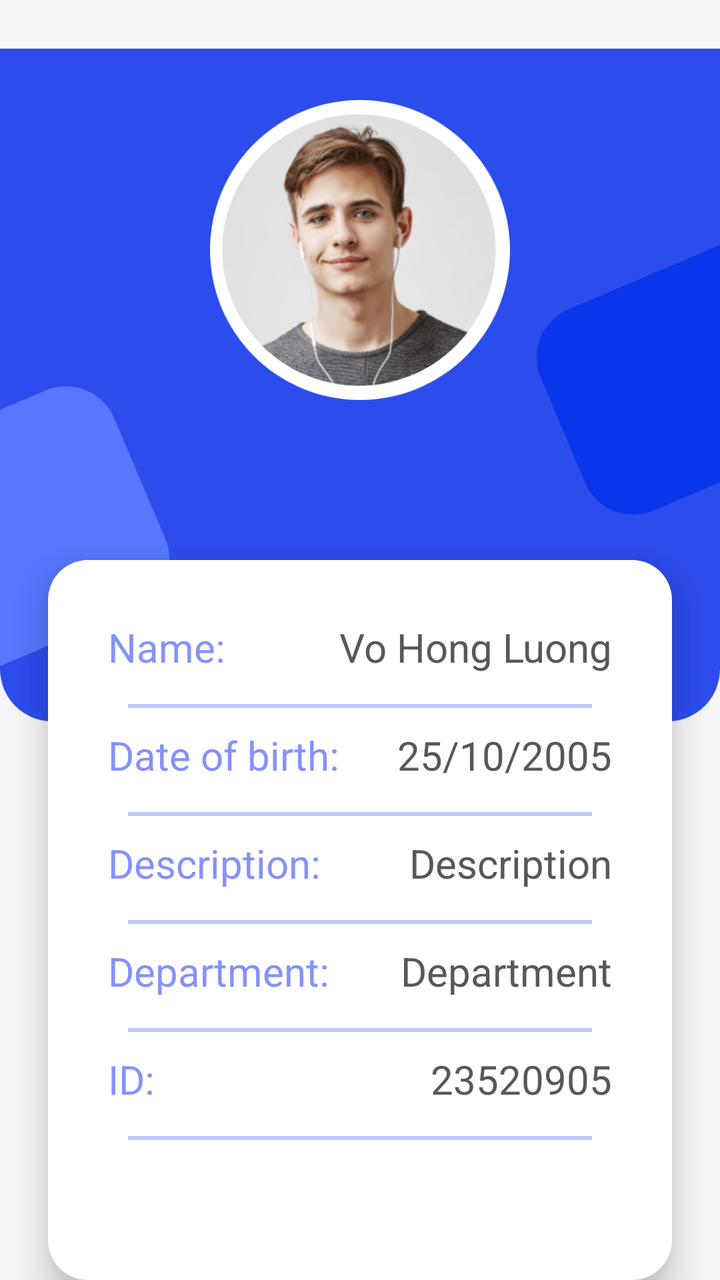
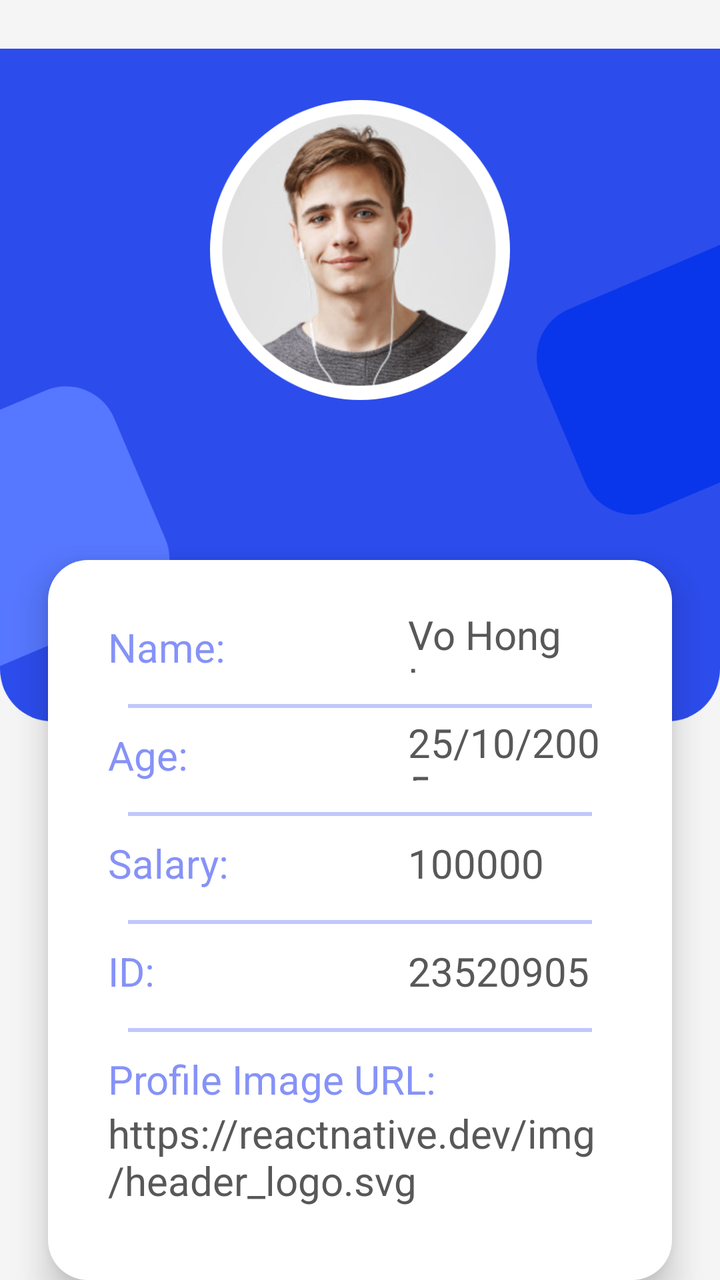

Before-and-after screenshots of an Android layout around one commit, followed by the original layout XML and the change that was made.
<!-- AndroidManifest.xml: application theme Theme.Uddd_b2 -->
<!-- res/layout/profile.xml -->
<?xml version="1.0" encoding="utf-8"?>
<androidx.constraintlayout.widget.ConstraintLayout xmlns:android="http://schemas.android.com/apk/res/android"
    xmlns:app="http://schemas.android.com/apk/res-auto"
    xmlns:tools="http://schemas.android.com/tools"
    android:id="@+id/main"
    android:layout_width="match_parent"
    android:layout_height="match_parent"
    android:background="#f5f5f5"
    android:orientation="horizontal"
    tools:context=".Profile">

    <ImageView
        android:id="@+id/imageView2"
        android:layout_width="wrap_content"
        android:layout_height="wrap_content"
        app:layout_constraintEnd_toEndOf="parent"
        app:layout_constraintHorizontal_bias="0.0"
        app:layout_constraintStart_toStartOf="parent"
        app:layout_constraintTop_toTopOf="parent"
        app:srcCompat="@drawable/top_bcakground" />

    <ImageView
        android:id="@+id/avt"
        android:layout_width="150dp"
        android:layout_height="150dp"
        android:layout_marginTop="50dp"
        android:scaleType="centerCrop"
        app:layout_constraintEnd_toEndOf="parent"
        app:layout_constraintStart_toStartOf="parent"
        app:layout_constraintTop_toTopOf="@+id/imageView2"
        app:srcCompat="@drawable/profile" />

    <LinearLayout
        android:id="@+id/linearLayout"
        android:layout_width="match_parent"
        android:layout_height="match_parent"
        android:layout_marginStart="24dp"
        android:layout_marginTop="280dp"
        android:layout_marginEnd="24dp"
        android:paddingTop="30dp"
        android:paddingLeft="30dp"
        android:paddingRight="30dp"
        android:paddingBottom="10dp"
        android:background="@drawable/background_white"
        android:elevation="10dp"
        android:orientation="vertical"
        app:layout_constraintEnd_toEndOf="parent"
        app:layout_constraintStart_toStartOf="parent"
        app:layout_constraintTop_toTopOf="parent">

        <LinearLayout
            android:layout_width="match_parent"
            android:layout_height="wrap_content"
            android:layout_marginBottom="5dp"
            android:orientation="horizontal">

            <TextView
                android:id="@+id/textView"
                android:layout_width="wrap_content"
                android:layout_height="wrap_content"
                android:layout_weight="1"
                android:text="Name:"
                android:textColor="@color/purple"
                android:textSize="20sp" />

            <TextView
                android:id="@+id/name_text"
                android:layout_width="wrap_content"
                android:layout_height="wrap_content"
                android:textAlignment="viewEnd"
                android:layout_weight="1"
                android:textSize="20dp"
                android:textColor="#585858"
                android:text="Vo Hong Luong" />
        </LinearLayout>

        <androidx.appcompat.widget.AppCompatImageView
            android:layout_width="match_parent"
            android:layout_height="2dp"
            android:alpha="0.5"
            android:layout_margin="10dp"
            android:background="@color/purple" />

        <LinearLayout
            android:layout_width="match_parent"
            android:layout_height="wrap_content"

            android:layout_marginBottom="5dp"
            android:orientation="horizontal">

            <TextView
                android:id="@+id/dob_textView"
                android:layout_width="wrap_content"
                android:layout_height="wrap_content"
                android:layout_weight="1"
                android:textColor="@color/purple"
                android:textSize="20sp"
                android:text="Date of birth:" />

            <TextView
                android:id="@+id/DOB_text"
                android:layout_width="wrap_content"
                android:layout_height="wrap_content"
                android:textAlignment="viewEnd"
                android:layout_weight="1"
                android:textSize="20dp"
                android:textColor="#585858"
                android:text="25/10/2005" />
        </LinearLayout>

        <androidx.appcompat.widget.AppCompatImageView
            android:layout_width="match_parent"
            android:layout_height="2dp"
            android:alpha="0.5"
            android:layout_margin="10dp"
            android:background="@color/purple" />

        <LinearLayout
            android:layout_width="match_parent"
            android:layout_height="wrap_content"
            android:layout_marginBottom="5dp"
            android:orientation="horizontal">

            <TextView
                android:id="@+id/description_textView"
                android:layout_width="wrap_content"
                android:layout_height="wrap_content"
                android:layout_weight="1"
                android:textColor="@color/purple"
                android:textSize="20sp"
                android:text="Description:" />

            <TextView
                android:id="@+id/description_text"
                android:layout_width="wrap_content"
                android:layout_height="wrap_content"
                android:textAlignment="viewEnd"
                android:layout_weight="1"
                android:textSize="20dp"
                android:textColor="#585858"
                android:text="Description" />
        </LinearLayout>

        <androidx.appcompat.widget.AppCompatImageView
            android:layout_width="match_parent"
            android:layout_height="2dp"
            android:alpha="0.5"
            android:layout_margin="10dp"
            android:background="@color/purple" />

        <LinearLayout
            android:layout_width="match_parent"
            android:layout_height="wrap_content"
            android:layout_marginBottom="5dp"
            android:orientation="horizontal">

            <TextView
                android:id="@+id/department_textView"
                android:layout_width="wrap_content"
                android:layout_height="wrap_content"
                android:layout_weight="1"
                android:text="Department:"
                android:textColor="@color/purple"
                android:textSize="20sp" />

            <TextView
                android:id="@+id/department_text"
                android:layout_width="wrap_content"
                android:layout_height="wrap_content"
                android:textAlignment="viewEnd"
                android:layout_weight="1"
                android:textSize="20dp"
                android:textColor="#585858"
                android:text="Department" />
        </LinearLayout>

        <androidx.appcompat.widget.AppCompatImageView
            android:layout_width="match_parent"
            android:layout_height="2dp"
            android:alpha="0.5"
            android:layout_margin="10dp"
            android:background="@color/purple" />

        <LinearLayout
            android:layout_width="match_parent"
            android:layout_height="wrap_content"
            android:layout_marginBottom="5dp"
            android:orientation="horizontal">

            <TextView
                android:id="@+id/ID_View"
                android:layout_width="wrap_content"
                android:layout_height="wrap_content"
                android:layout_weight="1"
                android:textColor="@color/purple"
                android:textSize="20sp"
                android:text="ID:" />

            <TextView
                android:id="@+id/ID"
                android:layout_width="wrap_content"
                android:layout_height="wrap_content"
                android:textAlignment="viewEnd"
                android:layout_weight="1"
                android:textSize="20dp"

                android:textColor="#585858"
                android:text="23520905" />
        </LinearLayout>

        <androidx.appcompat.widget.AppCompatImageView
            android:layout_width="match_parent"
            android:layout_height="2dp"
            android:alpha="0.5"
            android:layout_margin="10dp"
            android:background="@color/purple" />

        <Button
            android:id="@+id/btn_logout"
            android:layout_width="match_parent"
            android:layout_marginStart="10dp"
            android:layout_marginEnd="10dp"
            android:layout_height="60dp"
            android:text="Logout"
            android:textSize="18sp"
            android:layout_marginTop="70dp"
            android:backgroundTint="@color/purple"
            app:cornerRadius="20dp" />
    </LinearLayout>

</androidx.constraintlayout.widget.ConstraintLayout>
<!-- resources referenced by this layout -->
<resources>
  <color name="purple">#8692f7</color>
  <!-- drawable background_white (drawable) -->
  <?xml version="1.0" encoding="utf-8"?>
  <selector xmlns:android="http://schemas.android.com/apk/res/android">
  <item><shape android:shape="rectangle">
  <solid android:color="#ffffff"/>
      <corners android:radius="20dp"/>
  </shape></item>
  </selector>
  <!-- drawable profile: png bitmap (drawable-hdpi, 54190 bytes) -->
  <!-- drawable top_bcakground: png bitmap (drawable-hdpi, 15331 bytes) -->
  <style name="Theme.Uddd_b2" parent="Base.Theme.Uddd_b2" />
  <style name="Base.Theme.Uddd_b2" parent="Theme.Material3.DayNight.NoActionBar">
          
          
      </style>
</resources>

<!-- the commit's change to res/layout/profile.xml (unified diff, before → after) -->
@@ -56,20 +56,19 @@
 
             <TextView
                 android:id="@+id/textView"
-                android:layout_width="wrap_content"
-                android:layout_height="wrap_content"
-                android:layout_weight="1"
+                android:layout_width="150dp"
+                android:layout_height="wrap_content"
                 android:text="Name:"
                 android:textColor="@color/purple"
                 android:textSize="20sp" />
 
-            <TextView
+            <EditText
                 android:id="@+id/name_text"
                 android:layout_width="wrap_content"
                 android:layout_height="wrap_content"
-                android:textAlignment="viewEnd"
-                android:layout_weight="1"
-                android:textSize="20dp"
+                android:maxLines="1"
+                android:textSize="20dp"
+                android:background="@android:color/transparent"
                 android:textColor="#585858"
                 android:text="Vo Hong Luong" />
         </LinearLayout>
@@ -90,21 +89,20 @@
 
             <TextView
                 android:id="@+id/dob_textView"
-                android:layout_width="wrap_content"
-                android:layout_height="wrap_content"
-                android:layout_weight="1"
-                android:textColor="@color/purple"
-                android:textSize="20sp"
-                android:text="Date of birth:" />
-
-            <TextView
-                android:id="@+id/DOB_text"
-                android:layout_width="wrap_content"
-                android:layout_height="wrap_content"
-                android:textAlignment="viewEnd"
-                android:layout_weight="1"
-                android:textSize="20dp"
-                android:textColor="#585858"
+                android:layout_width="150dp"
+                android:layout_height="wrap_content"
+                android:textColor="@color/purple"
+                android:textSize="20sp"
+                android:text="Age:" />
+
+            <EditText
+                android:id="@+id/age_text"
+                android:layout_width="wrap_content"
+                android:layout_height="wrap_content"
+                android:maxLines="1"
+                android:textSize="20dp"
+                android:textColor="#585858"
+                android:background="@android:color/transparent"
                 android:text="25/10/2005" />
         </LinearLayout>
 
@@ -123,55 +121,21 @@
 
             <TextView
                 android:id="@+id/description_textView"
-                android:layout_width="wrap_content"
-                android:layout_height="wrap_content"
-                android:layout_weight="1"
-                android:textColor="@color/purple"
-                android:textSize="20sp"
-                android:text="Description:" />
-
-            <TextView
-                android:id="@+id/description_text"
-                android:layout_width="wrap_content"
-                android:layout_height="wrap_content"
-                android:textAlignment="viewEnd"
-                android:layout_weight="1"
-                android:textSize="20dp"
-                android:textColor="#585858"
-                android:text="Description" />
-        </LinearLayout>
-
-        <androidx.appcompat.widget.AppCompatImageView
-            android:layout_width="match_parent"
-            android:layout_height="2dp"
-            android:alpha="0.5"
-            android:layout_margin="10dp"
-            android:background="@color/purple" />
-
-        <LinearLayout
-            android:layout_width="match_parent"
-            android:layout_height="wrap_content"
-            android:layout_marginBottom="5dp"
-            android:orientation="horizontal">
-
-            <TextView
-                android:id="@+id/department_textView"
-                android:layout_width="wrap_content"
-                android:layout_height="wrap_content"
-                android:layout_weight="1"
-                android:text="Department:"
-                android:textColor="@color/purple"
-                android:textSize="20sp" />
-
-            <TextView
-                android:id="@+id/department_text"
-                android:layout_width="wrap_content"
-                android:layout_height="wrap_content"
-                android:textAlignment="viewEnd"
-                android:layout_weight="1"
-                android:textSize="20dp"
-                android:textColor="#585858"
-                android:text="Department" />
+                android:layout_width="150dp"
+                android:layout_height="wrap_content"
+                android:textColor="@color/purple"
+                android:textSize="20sp"
+                android:text="Salary:" />
+
+            <EditText
+                android:id="@+id/salary_text"
+                android:layout_width="wrap_content"
+                android:layout_height="wrap_content"
+                android:textSize="20dp"
+                android:maxLines="1"
+                android:textColor="#585858"
+                android:text="100000"
+                android:background="@android:color/transparent" />
         </LinearLayout>
 
         <androidx.appcompat.widget.AppCompatImageView
@@ -189,22 +153,20 @@
 
             <TextView
                 android:id="@+id/ID_View"
-                android:layout_width="wrap_content"
-                android:layout_height="wrap_content"
-                android:layout_weight="1"
+                android:layout_width="150dp"
+                android:layout_height="wrap_content"
                 android:textColor="@color/purple"
                 android:textSize="20sp"
                 android:text="ID:" />
 
-            <TextView
+            <EditText
                 android:id="@+id/ID"
                 android:layout_width="wrap_content"
                 android:layout_height="wrap_content"
-                android:textAlignment="viewEnd"
-                android:layout_weight="1"
-                android:textSize="20dp"
-
-                android:textColor="#585858"
+                android:textSize="20dp"
+                android:maxLines="1"
+                android:textColor="#585858"
+                android:background="@android:color/transparent"
                 android:text="23520905" />
         </LinearLayout>
 
@@ -214,18 +176,69 @@
             android:alpha="0.5"
             android:layout_margin="10dp"
             android:background="@color/purple" />
-
-        <Button
-            android:id="@+id/btn_logout"
-            android:layout_width="match_parent"
-            android:layout_marginStart="10dp"
-            android:layout_marginEnd="10dp"
-            android:layout_height="60dp"
-            android:text="Logout"
-            android:textSize="18sp"
-            android:layout_marginTop="70dp"
-            android:backgroundTint="@color/purple"
-            app:cornerRadius="20dp" />
+        <LinearLayout
+            android:layout_width="match_parent"
+            android:layout_height="wrap_content"
+            android:layout_marginBottom="5dp"
+            android:orientation="vertical">
+
+            <TextView
+                android:layout_width="match_parent"
+                android:layout_height="wrap_content"
+                android:textColor="@color/purple"
+                android:textSize="20sp"
+                android:text="Profile Image URL:" />
+
+            <EditText
+                android:id="@+id/url"
+                android:layout_width="match_parent"
+                android:layout_height="wrap_content"
+                android:textSize="20dp"
+                android:textColor="#585858"
+                android:maxLines="5"
+                android:minLines="5"
+                android:gravity="start|top"
+                android:background="@android:color/transparent"
+                android:text="https://reactnative.dev/img/header_logo.svg"
+                />
+        </LinearLayout>
+
+        <androidx.appcompat.widget.AppCompatImageView
+            android:layout_width="match_parent"
+            android:layout_height="2dp"
+            android:alpha="0.5"
+            android:layout_margin="10dp"
+            android:background="@color/purple" />
+        <LinearLayout
+            android:layout_width="match_parent"
+            android:layout_height="wrap_content"
+            android:orientation="horizontal"
+            android:gravity="center"
+            android:layout_marginTop="30dp"
+            >
+            <Button
+                android:id="@+id/btn_save"
+                android:layout_width="100dp"
+                android:layout_marginStart="10dp"
+                android:layout_marginEnd="10dp"
+                android:layout_height="60dp"
+                android:text="Save"
+                android:textSize="18sp"
+                android:backgroundTint="@color/purple"
+                app:cornerRadius="20dp" />
+            <Button
+                android:id="@+id/btn_close"
+                android:layout_width="100dp"
+                android:layout_marginStart="10dp"
+                android:layout_marginEnd="10dp"
+                android:layout_height="60dp"
+                android:text="Close"
+                android:textSize="18sp"
+                android:backgroundTint="@color/purple"
+                app:cornerRadius="20dp" />
+
+        </LinearLayout>
+
     </LinearLayout>
 
 </androidx.constraintlayout.widget.ConstraintLayout>
